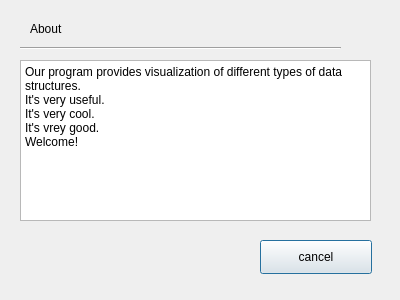
This is DSVis/WINDOW/about.ui in Dreamerryao/CPlusPlus-Project as Qt 5 draws it before an edit. The edited form follows.
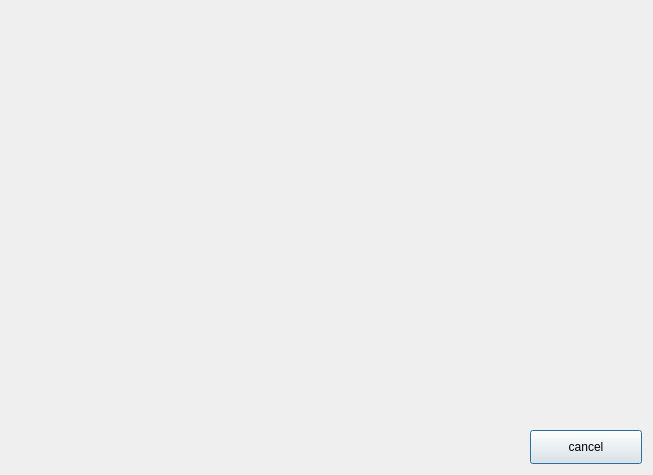
This is the edited form. Icons and pictures are not drawn.

Patch:
```diff
--- a/DSVis/WINDOW/about.ui
+++ b/DSVis/WINDOW/about.ui
@@ -6,22 +6,28 @@
    <rect>
     <x>0</x>
     <y>0</y>
-    <width>400</width>
-    <height>300</height>
+    <width>653</width>
+    <height>475</height>
    </rect>
   </property>
   <property name="windowTitle">
    <string>Dialog</string>
   </property>
+  <property name="styleSheet">
+   <string notr="true">border-image: url(:/background/images/abouti.png);</string>
+  </property>
   <widget class="QPushButton" name="cancel">
    <property name="geometry">
     <rect>
-     <x>260</x>
-     <y>240</y>
+     <x>530</x>
+     <y>430</y>
      <width>112</width>
      <height>34</height>
     </rect>
    </property>
+   <property name="styleSheet">
+    <string notr="true">border-image: url(:/background/images/cancel.png);</string>
+   </property>
    <property name="text">
     <string>cancel</string>
    </property>
@@ -29,48 +35,17 @@
   <widget class="QLabel" name="label">
    <property name="geometry">
     <rect>
-     <x>30</x>
-     <y>20</y>
-     <width>81</width>
-     <height>18</height>
+     <x>480</x>
+     <y>416</y>
+     <width>71</width>
+     <height>51</height>
     </rect>
    </property>
+   <property name="styleSheet">
+    <string notr="true">border-image: url(:/background/images/wuya.png);</string>
+   </property>
    <property name="text">
-    <string>About</string>
-   </property>
-  </widget>
-  <widget class="Line" name="line">
-   <property name="geometry">
-    <rect>
-     <x>20</x>
-     <y>40</y>
-     <width>321</width>
-     <height>16</height>
-    </rect>
-   </property>
-   <property name="orientation">
-    <enum>Qt::Horizontal</enum>
-   </property>
-  </widget>
-  <widget class="QTextBrowser" name="textBrowser">
-   <property name="geometry">
-    <rect>
-     <x>20</x>
-     <y>60</y>
-     <width>351</width>
-     <height>161</height>
-    </rect>
-   </property>
-   <property name="html">
-    <string>&lt;!DOCTYPE HTML PUBLIC &quot;-//W3C//DTD HTML 4.0//EN&quot; &quot;http://www.w3.org/TR/REC-html40/strict.dtd&quot;&gt;
-&lt;html&gt;&lt;head&gt;&lt;meta name=&quot;qrichtext&quot; content=&quot;1&quot; /&gt;&lt;style type=&quot;text/css&quot;&gt;
-p, li { white-space: pre-wrap; }
-&lt;/style&gt;&lt;/head&gt;&lt;body style=&quot; font-family:'SimSun'; font-size:9pt; font-weight:400; font-style:normal;&quot;&gt;
-&lt;p style=&quot; margin-top:0px; margin-bottom:0px; margin-left:0px; margin-right:0px; -qt-block-indent:0; text-indent:0px;&quot;&gt;&lt;span style=&quot; font-family:'SimSun';&quot;&gt;Our program provides visualization of different types of data structures. &lt;/span&gt;&lt;/p&gt;
-&lt;p style=&quot; margin-top:0px; margin-bottom:0px; margin-left:0px; margin-right:0px; -qt-block-indent:0; text-indent:0px;&quot;&gt;&lt;span style=&quot; font-family:'SimSun';&quot;&gt;It's very useful. &lt;/span&gt;&lt;/p&gt;
-&lt;p style=&quot; margin-top:0px; margin-bottom:0px; margin-left:0px; margin-right:0px; -qt-block-indent:0; text-indent:0px;&quot;&gt;&lt;span style=&quot; font-family:'SimSun';&quot;&gt;It's very cool. &lt;/span&gt;&lt;/p&gt;
-&lt;p style=&quot; margin-top:0px; margin-bottom:0px; margin-left:0px; margin-right:0px; -qt-block-indent:0; text-indent:0px;&quot;&gt;&lt;span style=&quot; font-family:'SimSun';&quot;&gt;It's vrey good. &lt;/span&gt;&lt;/p&gt;
-&lt;p style=&quot; margin-top:0px; margin-bottom:0px; margin-left:0px; margin-right:0px; -qt-block-indent:0; text-indent:0px;&quot;&gt;&lt;span style=&quot; font-family:'SimSun';&quot;&gt;Welcome!&lt;/span&gt;&lt;/p&gt;&lt;/body&gt;&lt;/html&gt;</string>
+    <string/>
    </property>
   </widget>
  </widget>
```
